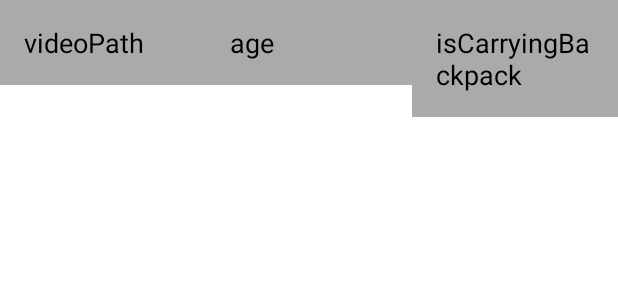
After one commit to Joel-yj/EyeSpy, an Android app: the layout table_layout.xml on its own in the app's theme, with its tools: preview values and no code run, on a phone screen of 412 x 824 dp. The commit adds this screen. Shown: the top 300 px of the screen. Run offline under Robolectric (Android 15) with nearby library versions, the phone set to English and light mode, and no system bars.

Commit message:
got the table to show up in activity

```diff
--- /dev/null
+++ b/app/src/main/res/layout/table_layout.xml
@@ -0,0 +1,58 @@
+<?xml version="1.0" encoding="utf-8"?>
+<HorizontalScrollView
+    xmlns:android="http://schemas.android.com/apk/res/android"
+    android:id="@+id/horizontal_scroll_view"
+    android:layout_width="match_parent"
+    android:layout_height="wrap_content"
+    android:scrollbars="horizontal">
+
+    <TableLayout
+        android:id="@+id/table_layout"
+        android:layout_width="match_parent"
+        android:layout_height="wrap_content"
+        android:stretchColumns="*">
+
+        <TableRow
+            android:layout_width="match_parent"
+            android:layout_height="wrap_content">
+
+            <TextView
+                android:id="@+id/header_1"
+                android:layout_width="0dp"
+                android:layout_height="wrap_content"
+                android:layout_weight="1"
+                android:background="@android:color/darker_gray"
+                android:padding="16dp"
+                android:text="@string/col1"
+                android:textColor="@android:color/black"
+                android:textSize="18sp"/>
+
+            <TextView
+                android:id="@+id/header_2"
+                android:layout_width="0dp"
+                android:layout_height="wrap_content"
+                android:layout_weight="1"
+                android:background="@android:color/darker_gray"
+                android:padding="16dp"
+                android:text="@string/col2"
+                android:textColor="@android:color/black"
+                android:textSize="18sp"/>
+
+            <TextView
+                android:id="@+id/header_3"
+                android:layout_width="0dp"
+                android:layout_height="wrap_content"
+                android:layout_weight="1"
+                android:background="@android:color/darker_gray"
+                android:padding="16dp"
+                android:text="@string/col3"
+                android:textColor="@android:color/black"
+                android:textSize="18sp"/>
+
+            <!-- Add more headers as needed -->
+
+        </TableRow>
+
+    </TableLayout>
+
+</HorizontalScrollView>
```
Also changed, not shown: app/src/main/java/com/example/hiddeneye/MainActivity.java (+16 -0 lines), app/src/main/res/layout/card_view.xml (added, +18 -0 lines), app/src/main/res/layout/recycler_view.xml (added, +51 -0 lines), 1 other file.
